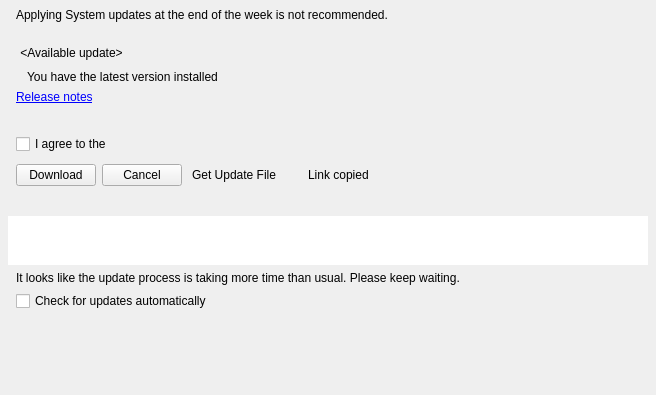
Qt form client/nx_client_desktop/src/nx/client/desktop/system_update/multi_server_updates_widget.ui (networkoptix/nx_open) before a commit.
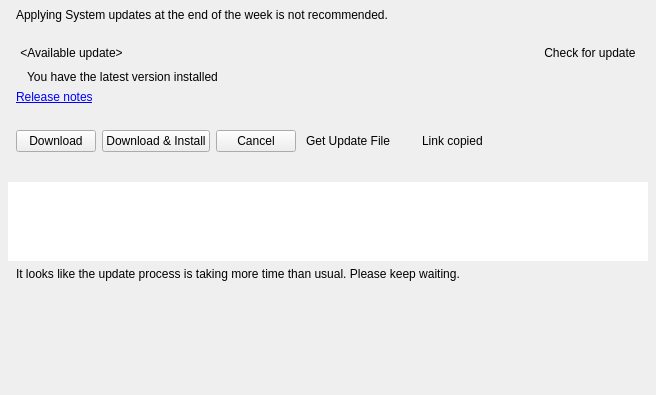
The same form after that commit. The open tabs and pages were chosen to show the change. Custom widgets are drawn as their Qt base class.

The edit to the form file:
```diff
--- a/client/nx_client_desktop/src/nx/client/desktop/system_update/multi_server_updates_widget.ui
+++ b/client/nx_client_desktop/src/nx/client/desktop/system_update/multi_server_updates_widget.ui
@@ -72,10 +72,7 @@
          <number>0</number>
         </property>
         <widget class="QWidget" name="selectUpdateTypePage">
-         <layout class="QHBoxLayout" name="titleHorizontalLayout">
-          <property name="spacing">
-           <number>2</number>
-          </property>
+         <layout class="QHBoxLayout" name="horizontalLayout_10">
           <property name="leftMargin">
            <number>0</number>
           </property>
@@ -114,43 +111,22 @@
            </widget>
           </item>
           <item>
-           <spacer name="horizontalSpacer_4">
+           <spacer name="horizontalSpacer_5">
             <property name="orientation">
              <enum>Qt::Horizontal</enum>
             </property>
             <property name="sizeHint" stdset="0">
              <size>
-              <width>40</width>
+              <width>355</width>
               <height>0</height>
              </size>
             </property>
            </spacer>
           </item>
           <item>
-           <widget class="QPushButton" name="refreshButton">
-            <property name="sizePolicy">
-             <sizepolicy hsizetype="Fixed" vsizetype="Fixed">
-              <horstretch>0</horstretch>
-              <verstretch>0</verstretch>
-             </sizepolicy>
-            </property>
-            <property name="maximumSize">
-             <size>
-              <width>20</width>
-              <height>20</height>
-             </size>
-            </property>
-            <property name="mouseTracking">
-             <bool>true</bool>
-            </property>
-            <property name="focusPolicy">
-             <enum>Qt::TabFocus</enum>
-            </property>
-            <property name="iconSize">
-             <size>
-              <width>20</width>
-              <height>20</height>
-             </size>
+           <widget class="QPushButton" name="updateCheckMode">
+            <property name="text">
+             <string>Check for update</string>
             </property>
             <property name="flat">
              <bool>true</bool>
@@ -338,47 +314,6 @@
             </property>
            </widget>
           </item>
-          <item>
-           <widget class="QWidget" name="eulaInfo" native="true">
-            <layout class="QHBoxLayout" name="horizontalLayout_9" stretch="0,1">
-             <property name="spacing">
-              <number>0</number>
-             </property>
-             <property name="leftMargin">
-              <number>0</number>
-             </property>
-             <property name="topMargin">
-              <number>4</number>
-             </property>
-             <property name="rightMargin">
-              <number>0</number>
-             </property>
-             <property name="bottomMargin">
-              <number>4</number>
-             </property>
-             <item>
-              <widget class="QCheckBox" name="eulaCheck">
-               <property name="text">
-                <string>I agree to the</string>
-               </property>
-              </widget>
-             </item>
-             <item>
-              <widget class="QLabel" name="eulaLink">
-               <property name="sizePolicy">
-                <sizepolicy hsizetype="Expanding" vsizetype="Preferred">
-                 <horstretch>0</horstretch>
-                 <verstretch>0</verstretch>
-                </sizepolicy>
-               </property>
-               <property name="text">
-                <string>&lt;End User License Agreement&gt;</string>
-               </property>
-              </widget>
-             </item>
-            </layout>
-           </widget>
-          </item>
          </layout>
         </widget>
         <widget class="QWidget" name="errorPage">
@@ -433,6 +368,19 @@
             </property>
            </widget>
           </item>
+          <item>
+           <widget class="QPushButton" name="downloadAndInstall">
+            <property name="sizePolicy">
+             <sizepolicy hsizetype="Preferred" vsizetype="Fixed">
+              <horstretch>0</horstretch>
+              <verstretch>0</verstretch>
+             </sizepolicy>
+            </property>
+            <property name="text">
+             <string>Download &amp;&amp; Install</string>
+            </property>
+           </widget>
+          </item>
           <item>
            <widget class="QPushButton" name="cancelUpdateButton">
             <property name="text">
@@ -603,13 +551,6 @@
           </property>
          </widget>
         </item>
-        <item>
-         <widget class="QCheckBox" name="autoCheckUpdates">
-          <property name="text">
-           <string>Check for updates automatically</string>
-          </property>
-         </widget>
-        </item>
         <item>
          <widget class="QLabel" name="debugStateLabel">
           <property name="text">
```
Left out of the diff: 8 changed lines with no effect on the pictures.
